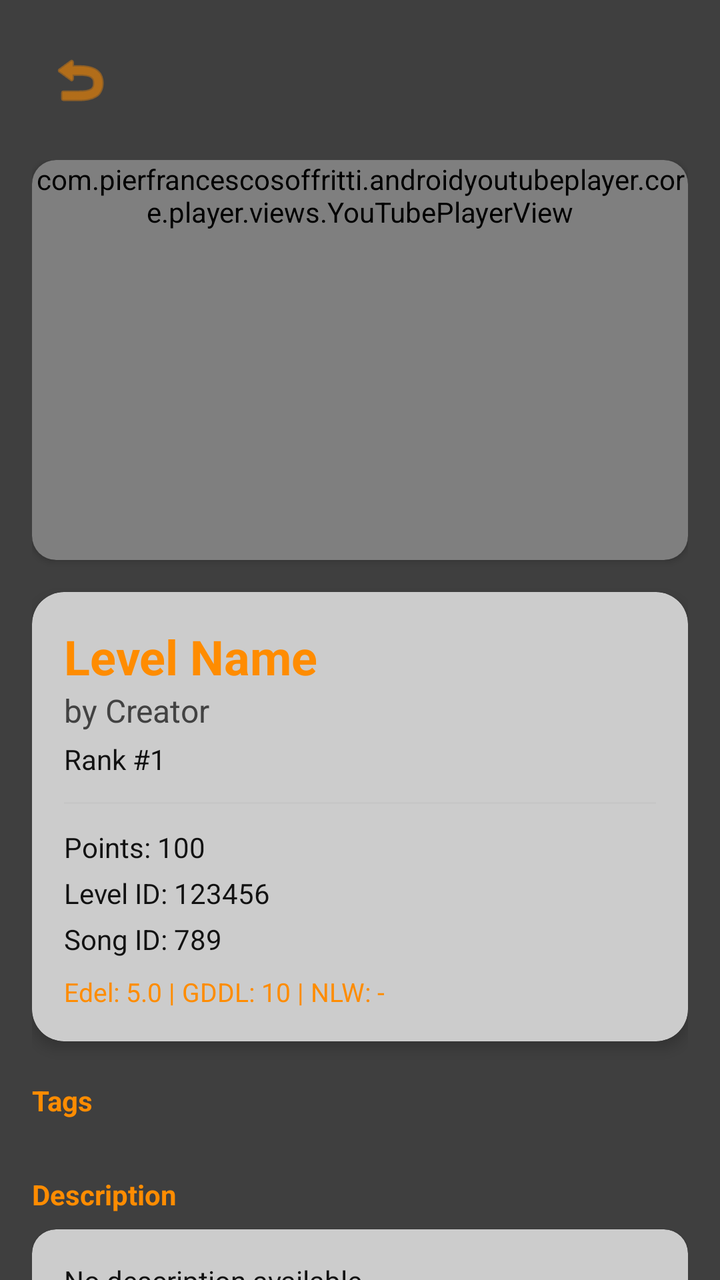
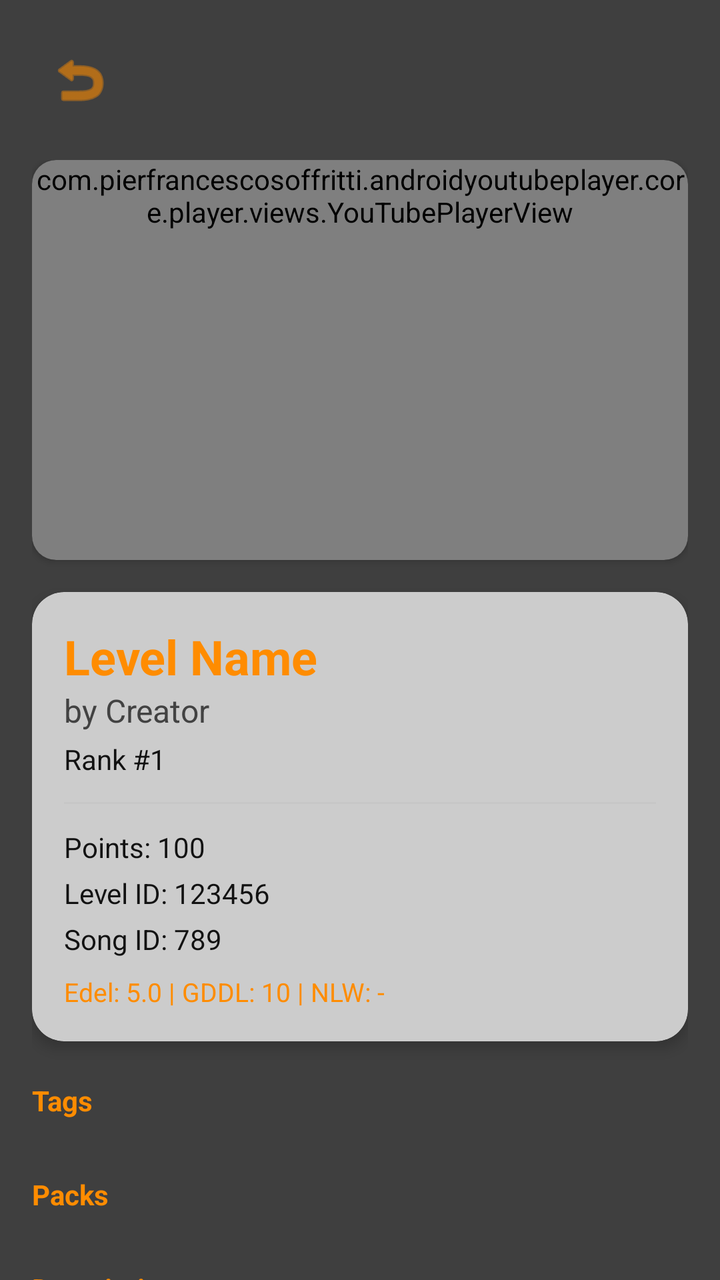

The first picture is an Android layout as it rendered before a commit; the second is the same layout after the commit. The layout source and the unified diff follow.
<!-- AndroidManifest.xml: application theme Theme.AREDLapp -->
<!-- res/layout/fragment_level_detail.xml -->
<?xml version="1.0" encoding="utf-8"?>
<androidx.constraintlayout.widget.ConstraintLayout xmlns:android="http://schemas.android.com/apk/res/android"
    xmlns:app="http://schemas.android.com/apk/res-auto"
    android:layout_width="match_parent"
    android:layout_height="match_parent">

    <ImageView
        android:id="@+id/level_background"
        android:layout_width="match_parent"
        android:layout_height="match_parent"
        android:scaleType="centerCrop" />

    <View
        android:layout_width="match_parent"
        android:layout_height="match_parent"
        android:background="#AA000000" />

    <ImageButton
        android:id="@+id/btn_back"
        android:layout_width="48dp"
        android:layout_height="48dp"
        android:layout_margin="16dp"
        android:background="?attr/selectableItemBackgroundBorderless"
        android:src="@android:drawable/ic_menu_revert"
        android:elevation="10dp"
        app:layout_constraintStart_toStartOf="parent"
        app:layout_constraintTop_toTopOf="parent"
        app:tint="?attr/colorPrimary" />

    <androidx.core.widget.NestedScrollView
        android:id="@+id/scroll_level"
        android:layout_width="match_parent"
        android:layout_height="0dp"
        android:fillViewport="true"
        app:layout_constraintBottom_toBottomOf="parent"
        app:layout_constraintTop_toBottomOf="@id/btn_back">

        <LinearLayout
            android:layout_width="match_parent"
            android:layout_height="wrap_content"
            android:orientation="vertical"
            android:padding="16dp">

            <androidx.cardview.widget.CardView
                android:id="@+id/card_video"
                android:layout_width="match_parent"
                android:layout_height="wrap_content"
                app:cardBackgroundColor="@color/black"
                app:cardCornerRadius="12dp">

                <com.pierfrancescosoffritti.androidyoutubeplayer.core.player.views.YouTubePlayerView
                    android:id="@+id/youtube_player_view"
                    android:layout_width="match_parent"
                    android:layout_height="wrap_content"
                    android:minHeight="200dp" />
            </androidx.cardview.widget.CardView>

            <androidx.cardview.widget.CardView
                android:layout_width="match_parent"
                android:layout_height="wrap_content"
                android:layout_marginTop="16dp"
                app:cardBackgroundColor="?attr/colorSurface"
                app:cardCornerRadius="16dp"
                app:cardElevation="4dp">

                <LinearLayout
                    android:layout_width="match_parent"
                    android:layout_height="wrap_content"
                    android:orientation="vertical"
                    android:padding="16dp">

                    <TextView
                        android:id="@+id/detail_level_name"
                        android:layout_width="match_parent"
                        android:layout_height="wrap_content"
                        android:textColor="?attr/colorPrimary"
                        android:textSize="24sp"
                        android:textStyle="bold"
                        android:text="Level Name" />

                    <TextView
                        android:id="@+id/detail_level_creator"
                        android:layout_width="match_parent"
                        android:layout_height="wrap_content"
                        android:textColor="?attr/android:textColorSecondary"
                        android:textSize="16sp"
                        android:text="by Creator" />

                    <TextView
                        android:id="@+id/detail_level_rank"
                        android:layout_width="wrap_content"
                        android:layout_height="wrap_content"
                        android:layout_marginTop="4dp"
                        android:textColor="?attr/android:textColorPrimary"
                        android:textSize="14sp"
                        android:text="Rank #1" />

                    <View
                        android:layout_width="match_parent"
                        android:layout_height="1dp"
                        android:layout_marginTop="12dp"
                        android:background="?attr/android:dividerVertical"
                        android:alpha="0.2" />

                    <TextView
                        android:id="@+id/detail_level_points"
                        android:layout_width="match_parent"
                        android:layout_height="wrap_content"
                        android:layout_marginTop="12dp"
                        android:textColor="?attr/android:textColorPrimary"
                        android:textSize="14sp"
                        android:text="Points: 100" />

                    <TextView
                        android:id="@+id/detail_level_id"
                        android:layout_width="match_parent"
                        android:layout_height="wrap_content"
                        android:layout_marginTop="4dp"
                        android:textColor="?attr/android:textColorPrimary"
                        android:textSize="14sp"
                        android:text="Level ID: 123456" />

                    <TextView
                        android:id="@+id/detail_level_song"
                        android:layout_width="match_parent"
                        android:layout_height="wrap_content"
                        android:layout_marginTop="4dp"
                        android:textColor="?attr/android:textColorPrimary"
                        android:textSize="14sp"
                        android:text="Song ID: 789" />

                    <TextView
                        android:id="@+id/detail_level_tiers"
                        android:layout_width="match_parent"
                        android:layout_height="wrap_content"
                        android:layout_marginTop="8dp"
                        android:textColor="?attr/colorPrimary"
                        android:textSize="13sp"
                        android:text="Edel: 5.0 | GDDL: 10 | NLW: - " />
                </LinearLayout>
            </androidx.cardview.widget.CardView>

            <TextView
                android:id="@+id/label_tags"
                android:layout_width="wrap_content"
                android:layout_height="wrap_content"
                android:layout_marginTop="20dp"
                android:text="Tags"
                android:textColor="?attr/colorPrimary"
                android:textStyle="bold" />

            <com.google.android.material.chip.ChipGroup
                android:id="@+id/tags_chip_group"
                android:layout_width="match_parent"
                android:layout_height="wrap_content"
                android:layout_marginTop="8dp"
                app:chipSpacingHorizontal="8dp" />

            <TextView
                android:id="@+id/label_description"
                android:layout_width="wrap_content"
                android:layout_height="wrap_content"
                android:layout_marginTop="20dp"
                android:text="Description"
                android:textColor="?attr/colorPrimary"
                android:textStyle="bold" />

            <androidx.cardview.widget.CardView
                android:layout_width="match_parent"
                android:layout_height="wrap_content"
                android:layout_marginTop="8dp"
                app:cardBackgroundColor="?attr/colorSurface"
                app:cardCornerRadius="12dp">

                <TextView
                    android:id="@+id/detail_level_description"
                    android:layout_width="match_parent"
                    android:layout_height="wrap_content"
                    android:padding="16dp"
                    android:textColor="?attr/android:textColorPrimary"
                    android:text="No description available." />
            </androidx.cardview.widget.CardView>

            <TextView
                android:id="@+id/label_victors"
                android:layout_width="wrap_content"
                android:layout_height="wrap_content"
                android:layout_marginTop="24dp"
                android:text="Victors"
                android:textColor="?attr/colorPrimary"
                android:textStyle="bold"
                android:textSize="18sp" />

            <com.google.android.material.textfield.TextInputLayout
                android:id="@+id/input_search_victors"
                style="@style/Widget.Material3.TextInputLayout.OutlinedBox"
                android:layout_width="match_parent"
                android:layout_height="wrap_content"
                android:layout_marginTop="8dp"
                android:hint="Search victor..."
                app:boxStrokeColor="?attr/colorPrimary"
                app:hintTextColor="?attr/colorPrimary">

                <com.google.android.material.textfield.TextInputEditText
                    android:id="@+id/search_victors"
                    android:layout_width="match_parent"
                    android:layout_height="wrap_content"
                    android:inputType="text"
                    android:textColor="?attr/android:textColorPrimary" />
            </com.google.android.material.textfield.TextInputLayout>

            <androidx.cardview.widget.CardView
                android:layout_width="match_parent"
                android:layout_height="400dp"
                android:layout_marginTop="12dp"
                app:cardBackgroundColor="?attr/colorSurface"
                app:cardCornerRadius="16dp">

                <androidx.recyclerview.widget.RecyclerView
                    android:id="@+id/recycler_victors"
                    android:layout_width="match_parent"
                    android:layout_height="match_parent"
                    android:padding="4dp" />
            </androidx.cardview.widget.CardView>

        </LinearLayout>
    </androidx.core.widget.NestedScrollView>

    <com.google.android.material.floatingactionbutton.FloatingActionButton
        android:id="@+id/fab_back_to_top"
        android:layout_width="wrap_content"
        android:layout_height="wrap_content"
        android:layout_margin="24dp"
        android:src="@android:drawable/ic_menu_upload"
        android:visibility="gone"
        app:backgroundTint="?attr/colorPrimary"
        app:layout_constraintBottom_toBottomOf="parent"
        app:layout_constraintEnd_toEndOf="parent"
        app:tint="@color/aredl_black" />

</androidx.constraintlayout.widget.ConstraintLayout>
<!-- resources referenced by this layout -->
<resources>
  <color name="aredl_black">#121212</color>
  <color name="black">#FF000000</color>
  <style name="Theme.AREDLapp" parent="Base.Theme.AREDLapp" />
  <style name="Base.Theme.AREDLapp" parent="Theme.Material3.DayNight.NoActionBar">
          <item name="colorPrimary">@color/aredl_orange</item>
          <item name="android:windowBackground">@color/app_background</item>
          <item name="android:textColorPrimary">@color/app_text_primary</item>
          <item name="android:textColorSecondary">@color/app_text_secondary</item>
          <item name="colorSurface">@color/app_surface</item>
          <item name="colorOnSurface">@color/app_text_primary</item>
          <item name="android:statusBarColor">@color/aredl_black</item>
      </style>
  <color name="aredl_orange">#FF8C00</color>
  <color name="app_background">#BDBDBD</color>
  <color name="app_text_primary">#121212</color>
  <color name="app_text_secondary">#424242</color>
  <color name="app_surface">#CCCCCC</color>
</resources>

<!-- the commit's change to res/layout/fragment_level_detail.xml (unified diff, before → after) -->
@@ -157,6 +157,22 @@
                 app:chipSpacingHorizontal="8dp" />
 
             <TextView
+                android:id="@+id/label_packs"
+                android:layout_width="wrap_content"
+                android:layout_height="wrap_content"
+                android:layout_marginTop="20dp"
+                android:text="Packs"
+                android:textColor="?attr/colorPrimary"
+                android:textStyle="bold" />
+
+            <com.google.android.material.chip.ChipGroup
+                android:id="@+id/packs_chip_group"
+                android:layout_width="match_parent"
+                android:layout_height="wrap_content"
+                android:layout_marginTop="8dp"
+                app:chipSpacingHorizontal="8dp" />
+
+            <TextView
                 android:id="@+id/label_description"
                 android:layout_width="wrap_content"
                 android:layout_height="wrap_content"
